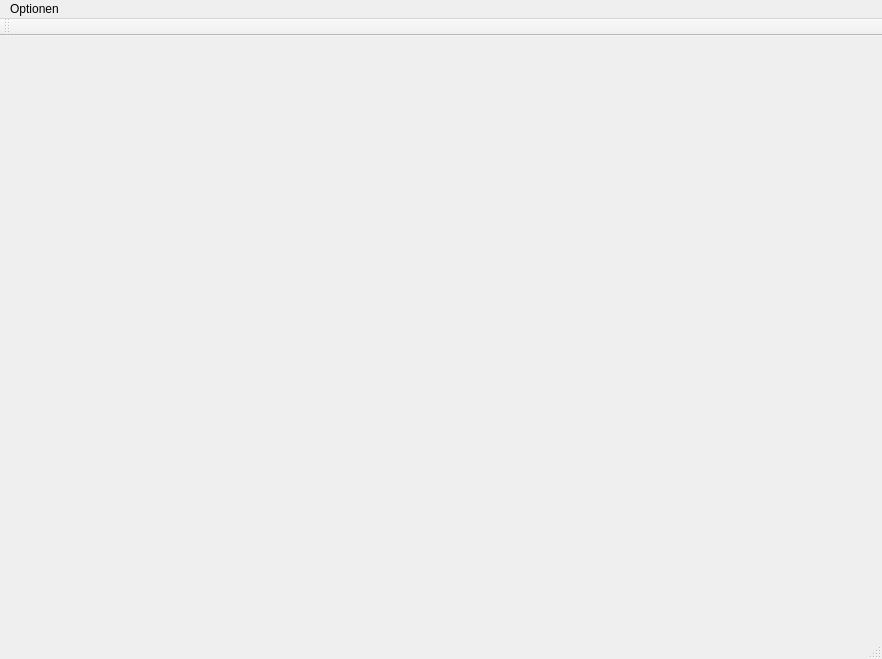
This is app.ui in fabianjaeger1/Phydent-App as Qt 5 draws it before an edit. The edited form follows.
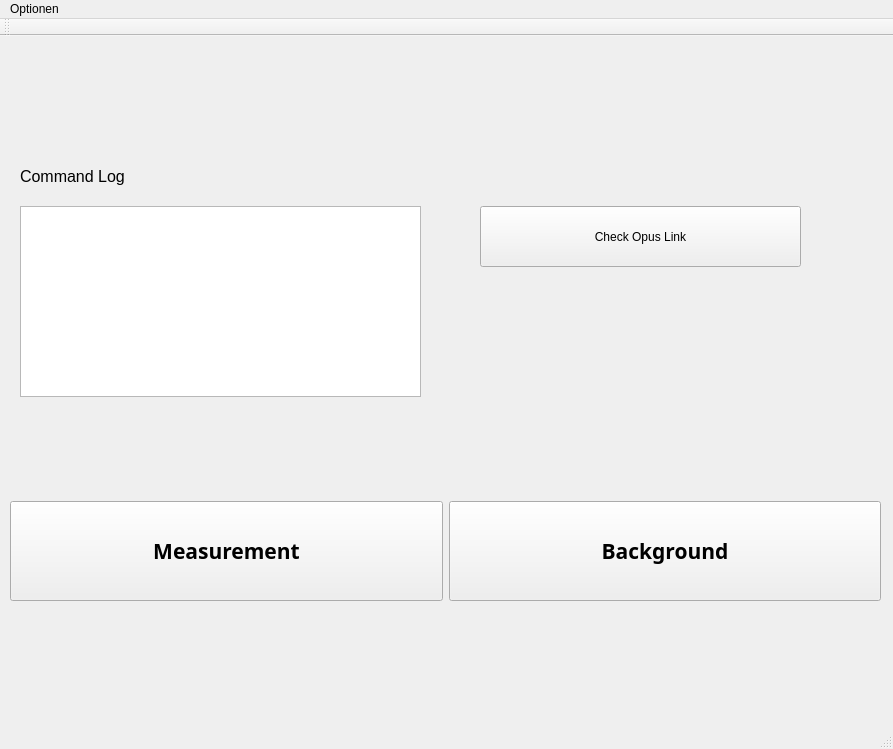
This is the edited form. Icons and pictures are not drawn.

Commit message: Layout Basic Interface

The edit to the form file:
```diff
--- a/app.ui
+++ b/app.ui
@@ -6,20 +6,135 @@
    <rect>
     <x>0</x>
     <y>0</y>
-    <width>882</width>
-    <height>659</height>
+    <width>893</width>
+    <height>749</height>
    </rect>
   </property>
   <property name="windowTitle">
    <string>MainWindow</string>
   </property>
-  <widget class="QWidget" name="centralwidget"/>
+  <widget class="QWidget" name="centralwidget">
+   <widget class="QLabel" name="label">
+    <property name="geometry">
+     <rect>
+      <x>20</x>
+      <y>20</y>
+      <width>411</width>
+      <height>61</height>
+     </rect>
+    </property>
+    <property name="text">
+     <string>&lt;html&gt;&lt;head/&gt;&lt;body&gt;&lt;p&gt;&lt;img src=&quot;:/NewPrefix/phydent-logo-2x.png&quot;/&gt;&lt;/p&gt;&lt;/body&gt;&lt;/html&gt;</string>
+    </property>
+    <property name="scaledContents">
+     <bool>false</bool>
+    </property>
+   </widget>
+   <widget class="QWidget" name="horizontalLayoutWidget">
+    <property name="geometry">
+     <rect>
+      <x>10</x>
+      <y>420</y>
+      <width>871</width>
+      <height>191</height>
+     </rect>
+    </property>
+    <layout class="QHBoxLayout" name="horizontalLayout">
+     <item>
+      <widget class="QPushButton" name="pushButton_2">
+       <property name="minimumSize">
+        <size>
+         <width>0</width>
+         <height>100</height>
+        </size>
+       </property>
+       <property name="font">
+        <font>
+         <family>Corbel</family>
+         <pointsize>16</pointsize>
+         <weight>75</weight>
+         <bold>true</bold>
+        </font>
+       </property>
+       <property name="text">
+        <string>Measurement</string>
+       </property>
+      </widget>
+     </item>
+     <item>
+      <widget class="QPushButton" name="pushButton">
+       <property name="minimumSize">
+        <size>
+         <width>0</width>
+         <height>100</height>
+        </size>
+       </property>
+       <property name="font">
+        <font>
+         <family>Corbel</family>
+         <pointsize>16</pointsize>
+         <weight>75</weight>
+         <bold>true</bold>
+        </font>
+       </property>
+       <property name="autoFillBackground">
+        <bool>false</bool>
+       </property>
+       <property name="text">
+        <string>Background</string>
+       </property>
+      </widget>
+     </item>
+    </layout>
+   </widget>
+   <widget class="QPlainTextEdit" name="plainTextEdit">
+    <property name="geometry">
+     <rect>
+      <x>20</x>
+      <y>170</y>
+      <width>401</width>
+      <height>191</height>
+     </rect>
+    </property>
+   </widget>
+   <widget class="QLabel" name="label_2">
+    <property name="geometry">
+     <rect>
+      <x>20</x>
+      <y>125</y>
+      <width>241</width>
+      <height>31</height>
+     </rect>
+    </property>
+    <property name="font">
+     <font>
+      <pointsize>12</pointsize>
+     </font>
+    </property>
+    <property name="text">
+     <string>Command Log</string>
+    </property>
+   </widget>
+   <widget class="QPushButton" name="pushButton_3">
+    <property name="geometry">
+     <rect>
+      <x>480</x>
+      <y>170</y>
+      <width>321</width>
+      <height>61</height>
+     </rect>
+    </property>
+    <property name="text">
+     <string>Check Opus Link</string>
+    </property>
+   </widget>
+  </widget>
   <widget class="QMenuBar" name="menubar">
    <property name="geometry">
     <rect>
      <x>0</x>
      <y>0</y>
-     <width>882</width>
+     <width>893</width>
      <height>21</height>
     </rect>
    </property>
```
Left out of the diff: 4 changed lines with no effect on the pictures. The commit also changes 3 other files.
